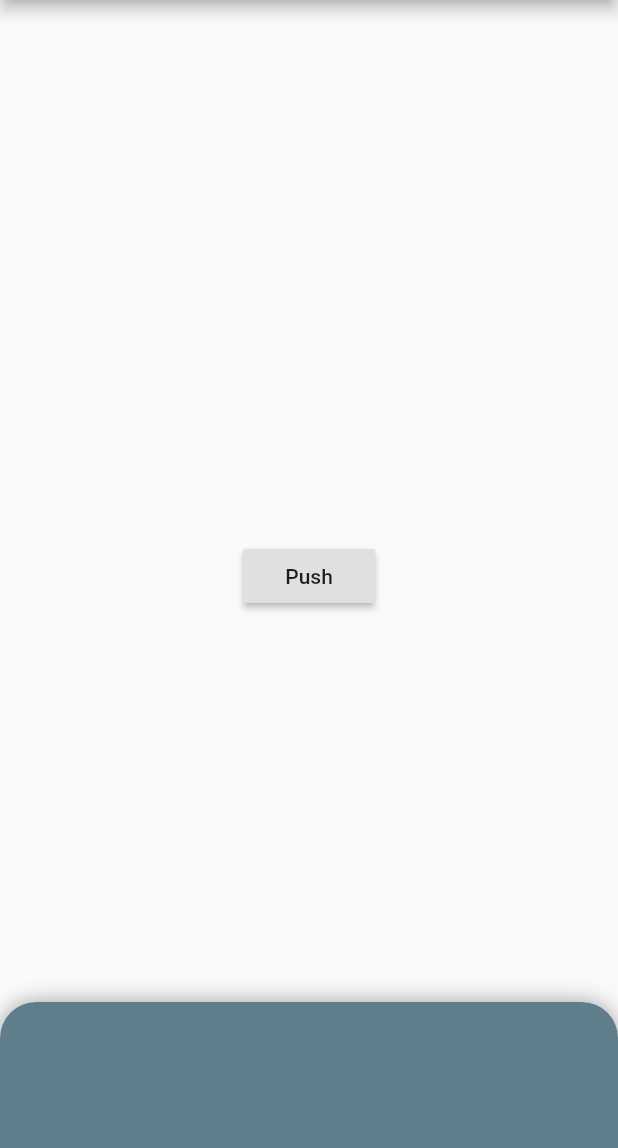
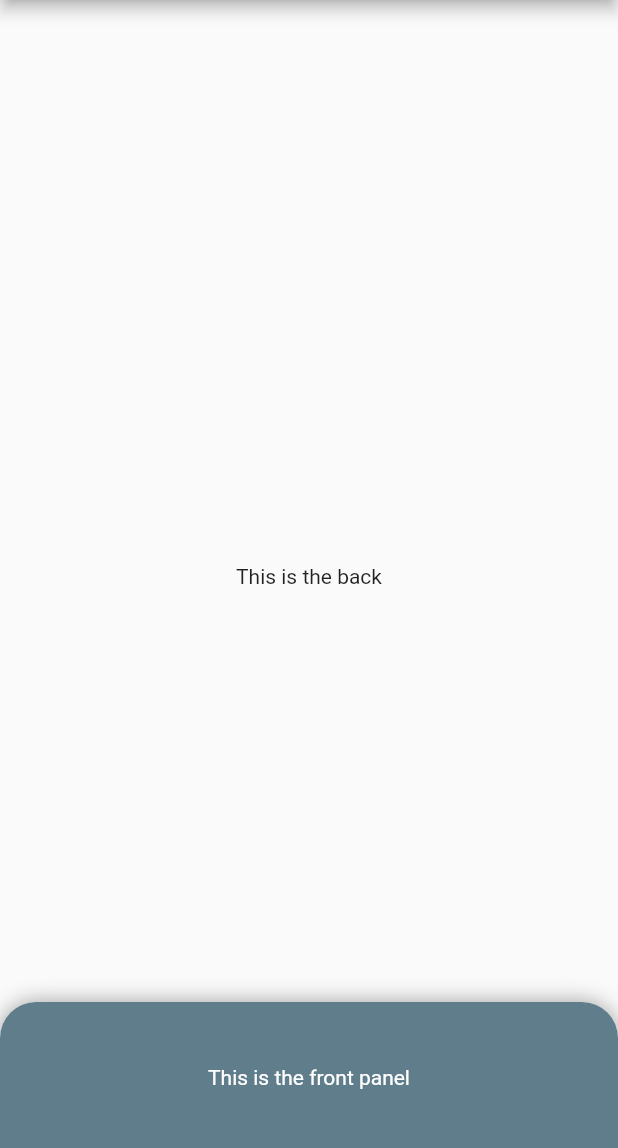
Before and after one commit to akshathjain/sliding_up_panel, a Flutter app: the screen it shows after launch, on a phone screen of 412 x 824 dp, the part 84-1232 px from its top. Run offline on Flutter 3.47's test engine with Material 2 defaults, Android fonts, the phone set to English and light mode, and no system bars.

Commit message:
updated example with better UI elements

```diff
--- a/example/lib/main.dart
+++ b/example/lib/main.dart
@@ -45,11 +45,14 @@ class _HomePageState extends State<HomePage> {
 
   Widget _body(){
     return SlidingUpPanel(
-      back: Center(child: RaisedButton(child: Text("Push"), onPressed: (){},),),
+      back: Center(child: Text("This is the back"),),
       frontCollapsed: Container(
         decoration: BoxDecoration(
           color: Colors.blueGrey,
           borderRadius: BorderRadius.only(topLeft: Radius.circular(24.0), topRight: Radius.circular(24.0)),
+        ),
+        child: Center(
+          child: Text("This is the front panel", style: TextStyle(color: Colors.white),),
         ),
       ),
       frontFull: _full(),
@@ -62,25 +65,14 @@ class _HomePageState extends State<HomePage> {
       padding: const EdgeInsets.all(24.0),
       height: 500.0,
       width: MediaQuery.of(context).size.width,
-      child: Card(
       child: Container(
         padding: const EdgeInsets.all(12.0),
         child: Column(
+          mainAxisAlignment: MainAxisAlignment.center,
           children: <Widget>[
-              Text("This is a title"),
-              SizedBox(height: 50.0,),
-              Text("This is something else"),
-              SizedBox(height: 50.0,),
-              RaisedButton(
-                child: Text("Button"),
-                color: Colors.green,
-                onPressed: (){},
-              ),
-              SizedBox(height: 50.0,),
-              Text("Another Piece of Text"),
+            Text("This is the sliding panel"),
           ],
         ),
-        )
       ),
     );
   }
```
Lines whose indentation alone changed are shown as unchanged.
